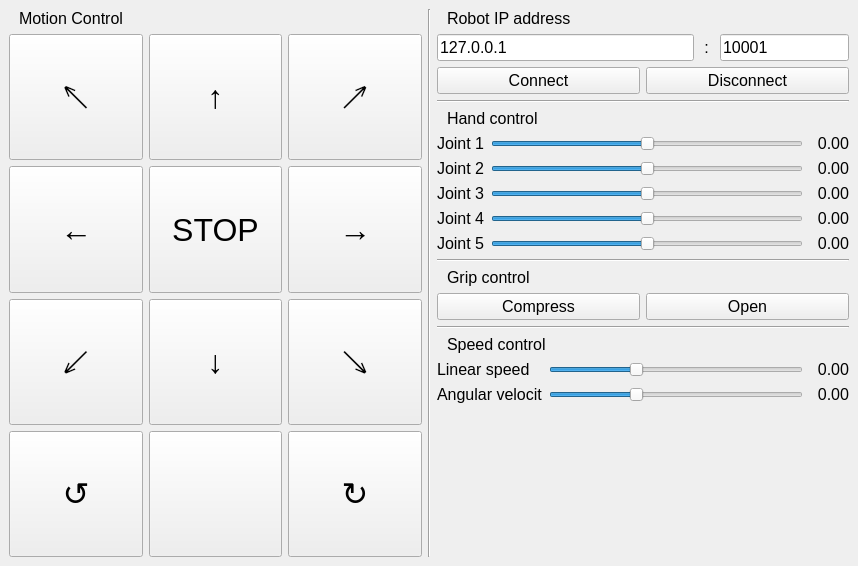
Before: the Qt Designer form ControlApp/mainwindow.ui in KirillHit/youbot_rc, drawn with Qt 5.
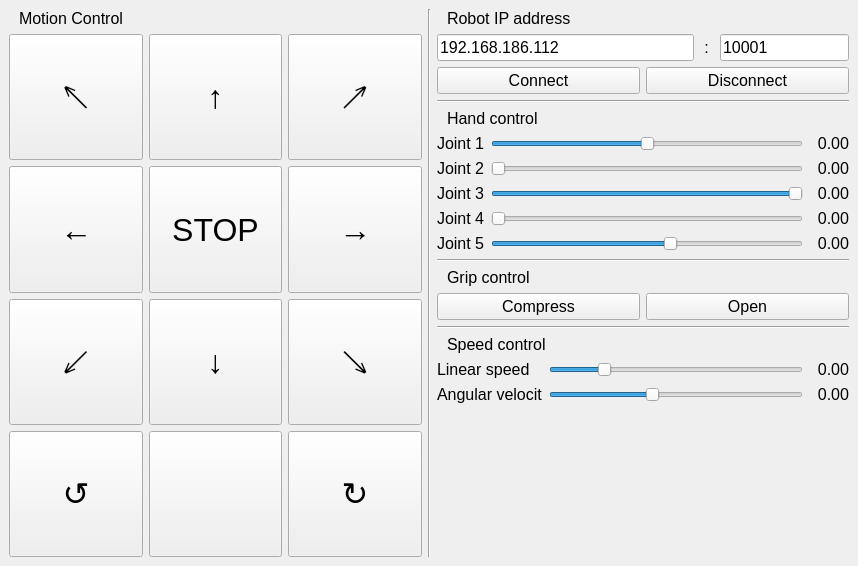
After: the same form once the commit is applied. Icons and pictures are not drawn.

Commit message: правки

```diff
--- a/ControlApp/mainwindow.ui
+++ b/ControlApp/mainwindow.ui
@@ -334,7 +334,7 @@
              </font>
             </property>
             <property name="text">
-             <string>127.0.0.1</string>
+             <string>192.168.186.112</string>
             </property>
            </widget>
           </item>
@@ -458,10 +458,10 @@
           <item row="3" column="1">
            <widget class="QSlider" name="sliderAxis4">
             <property name="minimum">
-             <number>-500</number>
+             <number>10</number>
             </property>
             <property name="maximum">
-             <number>500</number>
+             <number>260</number>
             </property>
             <property name="orientation">
              <enum>Qt::Horizontal</enum>
@@ -474,7 +474,7 @@
              <number>-500</number>
             </property>
             <property name="maximum">
-             <number>500</number>
+             <number>0</number>
             </property>
             <property name="orientation">
              <enum>Qt::Horizontal</enum>
@@ -484,10 +484,10 @@
           <item row="1" column="1">
            <widget class="QSlider" name="sliderAxis2">
             <property name="minimum">
-             <number>-500</number>
+             <number>0</number>
             </property>
             <property name="maximum">
-             <number>500</number>
+             <number>260</number>
             </property>
             <property name="orientation">
              <enum>Qt::Horizontal</enum>
@@ -497,11 +497,14 @@
           <item row="4" column="1">
            <widget class="QSlider" name="sliderAxis5">
             <property name="minimum">
-             <number>-500</number>
+             <number>0</number>
             </property>
             <property name="maximum">
              <number>500</number>
             </property>
+            <property name="value">
+             <number>290</number>
+            </property>
             <property name="orientation">
              <enum>Qt::Horizontal</enum>
             </property>
@@ -809,10 +812,10 @@
           <item row="0" column="1">
            <widget class="QSlider" name="sliderLinVel">
             <property name="maximum">
-             <number>300</number>
+             <number>200</number>
             </property>
             <property name="value">
-             <number>100</number>
+             <number>40</number>
             </property>
             <property name="orientation">
              <enum>Qt::Horizontal</enum>
@@ -849,10 +852,10 @@
              <number>0</number>
             </property>
             <property name="maximum">
-             <number>300</number>
+             <number>200</number>
             </property>
             <property name="value">
-             <number>100</number>
+             <number>80</number>
             </property>
             <property name="orientation">
              <enum>Qt::Horizontal</enum>
```
Left out of the diff: 7 changed lines with no effect on the pictures. The commit also changes 2 other files.
